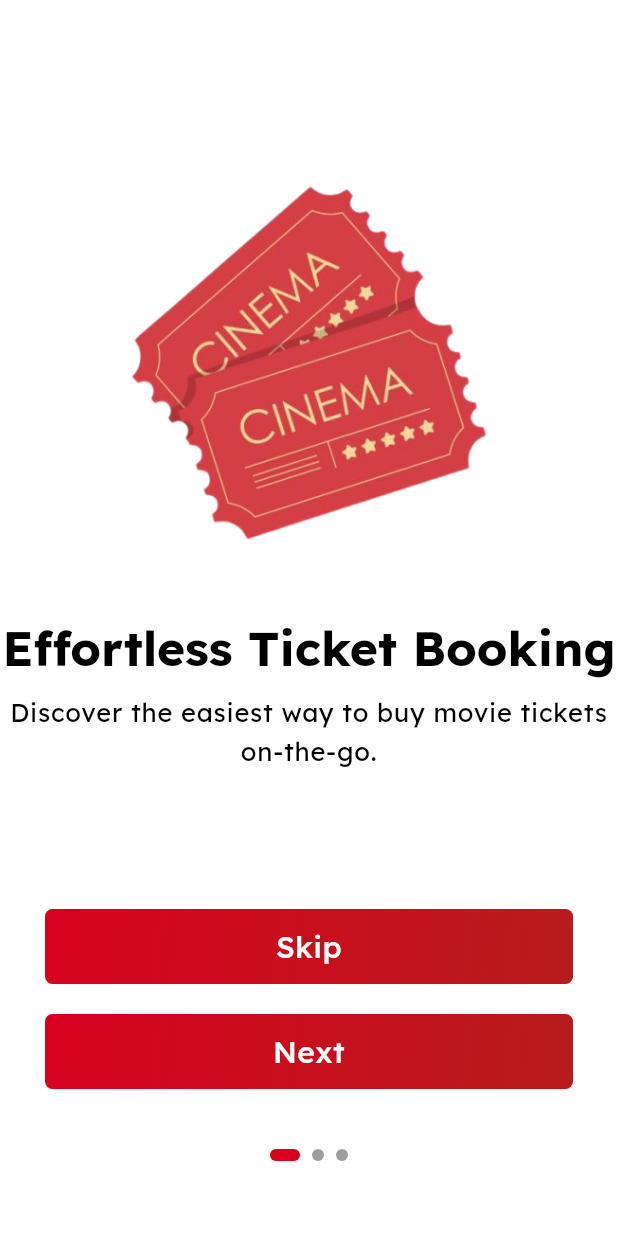
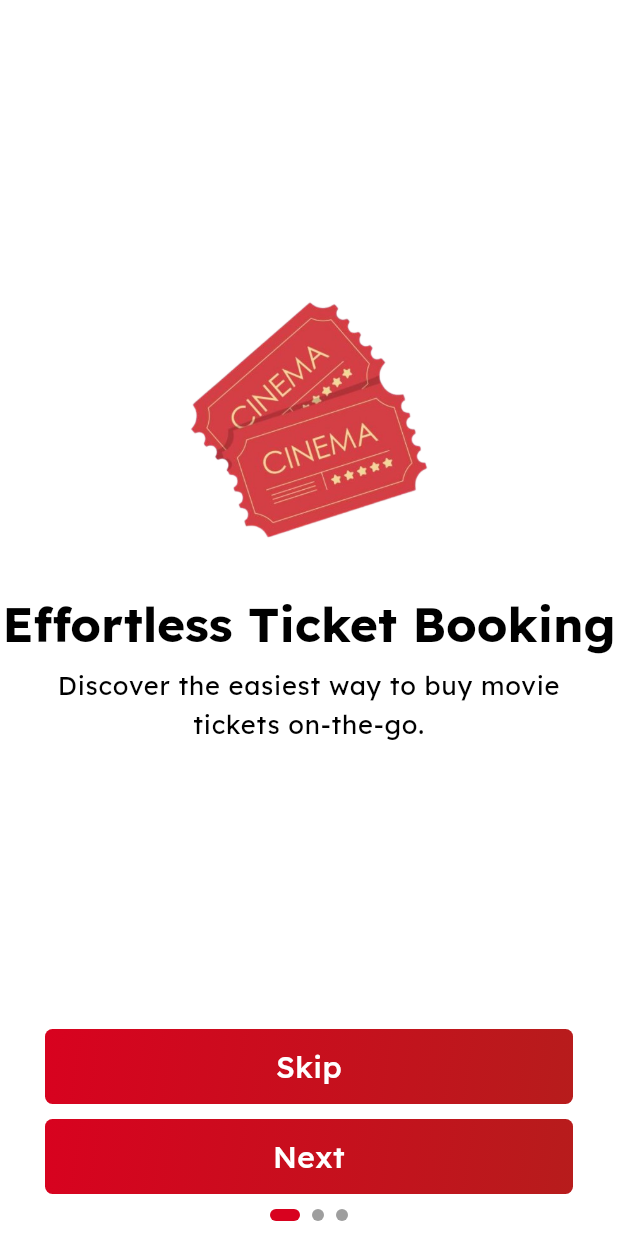
Before and after one commit to 0to1e/clickEt-flutter, a Flutter app: the screen it shows after launch, on a phone screen of 412 x 824 dp. Run offline on Flutter 3.47's test engine with Material 3 defaults, Android fonts, the phone set to English and light mode, and no system bars; our stand-ins replace connectivity_plus, cookie_jar, dartz, dio, dio_cookie_manager, equatable and 11 more; missing offline and left inert: flutter_downloader, light_sensor, mocktail; accounts and stored records are empty.

Commit message:
onboarding ui update post test failure

```diff
--- a/lib/features/onboarding/presentation/view/on_boarding_view.dart
+++ b/lib/features/onboarding/presentation/view/on_boarding_view.dart
@@ -12,7 +12,9 @@ class OnboardingView extends StatelessWidget {
     return Scaffold(
       body: SafeArea(
         child: Column(
+          mainAxisAlignment: MainAxisAlignment.spaceBetween,
           children: [
+
             Expanded(
               child: BlocBuilder<OnboardingCubit, int>(
                 builder: (context, currentPage) {
@@ -24,17 +26,22 @@ class OnboardingView extends StatelessWidget {
                       return Column(
                         mainAxisAlignment: MainAxisAlignment.center,
                         children: [
-                        Image.asset(page.imagePath, height: 300),
-                        const SizedBox(height: 20),
+                          Image.asset(page.imagePath,
+                              height: 200),
+                          const SizedBox(height: 16),
                           Text(
                             page.title,
                             style: Theme.of(context).textTheme.headlineLarge,
+                            textAlign: TextAlign.center,
                           ),
-                        const SizedBox(height: 10),
-                        Text(
+                          const SizedBox(height: 8),
+                          Padding(
+                            padding: const EdgeInsets.symmetric(horizontal: 20),
+                            child: Text(
                               page.description,
                               style: Theme.of(context).textTheme.bodyLarge,
                               textAlign: TextAlign.center,
+                            ),
                           ),
                         ],
                       );
@@ -43,24 +50,24 @@ class OnboardingView extends StatelessWidget {
                 },
               ),
             ),
+            // Bottom section with buttons and dots
             Padding(
-            padding: const EdgeInsets.only(bottom: 40),
+              padding: const EdgeInsets.symmetric(
+                  horizontal: 30, vertical: 10),
               child: Column(
-              mainAxisAlignment: MainAxisAlignment.spaceBetween,
+                mainAxisSize: MainAxisSize.min,
                 children: [
                   BlocBuilder<OnboardingCubit, int>(
                     builder: (context, currentPage) {
                       final cubit = context.read<OnboardingCubit>();
                       return Button(
                         text: "Skip",
-                      margin: const EdgeInsets.symmetric(horizontal: 30),
-                      onPressed: () {
-                        cubit.skipToLastPage();
-                      },
+                        height: 40,
+                        onPressed: cubit.skipToLastPage,
                       );
                     },
                   ),
-                const SizedBox(height: 20),
+                  const SizedBox(height: 10),
                   BlocBuilder<OnboardingCubit, int>(
                     builder: (context, currentPage) {
                       final cubit = context.read<OnboardingCubit>();
@@ -68,7 +75,7 @@ class OnboardingView extends StatelessWidget {
                         text: currentPage == pages.length - 1
                             ? 'Get Started'
                             : 'Next',
-                      margin: const EdgeInsets.symmetric(horizontal: 30),
+                        height: 40,
                         onPressed: () {
                           if (currentPage < pages.length - 1) {
                             cubit.goToNextPage();
@@ -79,14 +86,10 @@ class OnboardingView extends StatelessWidget {
                       );
                     },
                   ),
-              ],
-            ),
-          ),
+                  const SizedBox(height: 10),
                   BlocBuilder<OnboardingCubit, int>(
                     builder: (context, currentPage) {
-              return Padding(
-                padding: const EdgeInsets.only(bottom: 50.0),
-                child: Row(
+                      return Row(
                         mainAxisAlignment: MainAxisAlignment.center,
                         children: List.generate(pages.length, (index) {
                           return AnimatedContainer(
@@ -102,12 +105,15 @@ class OnboardingView extends StatelessWidget {
                             ),
                           );
                         }),
-                ),
                       );
                     },
                   ),
                 ],
               ),
-    ));
+            ),
+          ],
+        ),
+      ),
+    );
   }
 }
```
Lines whose indentation alone changed are shown as unchanged.
